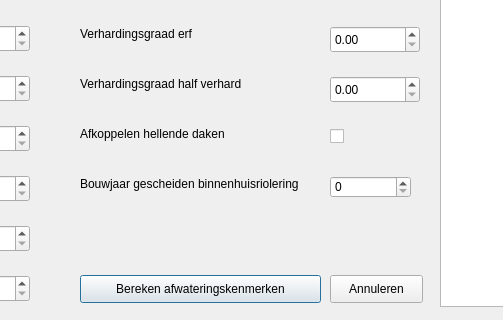
Qt form plugin/bgtinlooptool/BGTInloopTool_dialog_base.ui (nens/bgt-inlooptool) before a commit; both pictures show x 370 to 873 and y 264 to 584 of the 1165 by 584 pixel window.
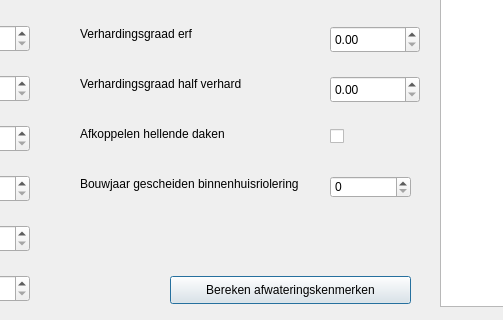
The same form after that commit. Custom widgets are drawn as their Qt base class.

Diff of the .ui file:
```diff
--- a/plugin/bgtinlooptool/BGTInloopTool_dialog_base.ui
+++ b/plugin/bgtinlooptool/BGTInloopTool_dialog_base.ui
@@ -262,8 +262,8 @@
   <widget class="QPushButton" name="pushButtonRun">
    <property name="geometry">
     <rect>
-     <x>450</x>
-     <y>539</y>
+     <x>540</x>
+     <y>540</y>
      <width>241</width>
      <height>28</height>
     </rect>
@@ -305,19 +305,6 @@
     </rect>
    </property>
   </widget>
-  <widget class="QPushButton" name="pushButtonCancel">
-   <property name="geometry">
-    <rect>
-     <x>700</x>
-     <y>539</y>
-     <width>93</width>
-     <height>28</height>
-    </rect>
-   </property>
-   <property name="text">
-    <string>Annuleren</string>
-   </property>
-  </widget>
   <widget class="QListWidget" name="listWidget">
    <property name="geometry">
     <rect>
```
